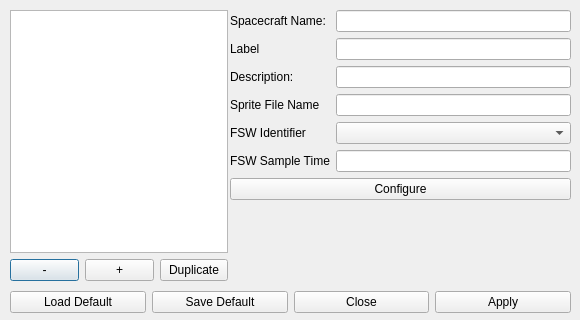
Above: dsm_gui/spc_menu.ui from pavelgalchenko/dsm_gui before the change. Below: the same form after it.
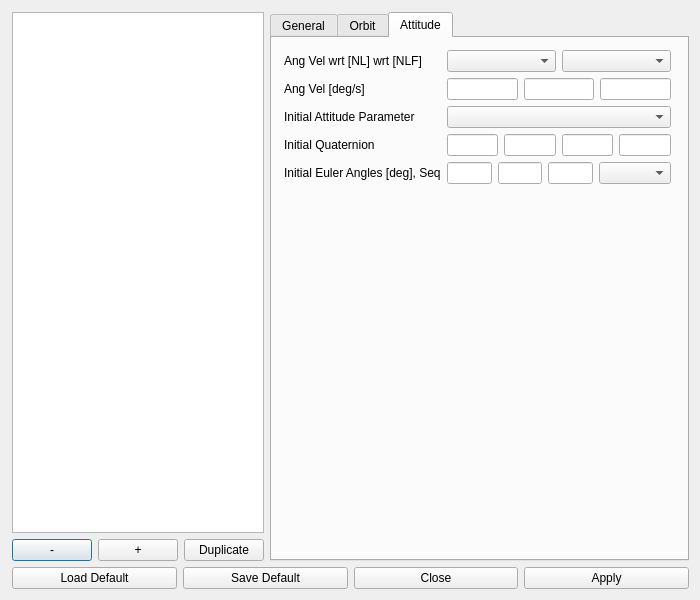
That is the form after the change. The open tabs and pages were chosen to show the change.

Commit message: Rewrote SPC_Menu to fit new data handling algorithm - add/remove/apply working as expected, duplicate/load/save not tested. Added "quick settings" to SPC_Menu. Should we add the general settings to the submenu (I think we should)? Minor bug fixes.

```diff
--- a/dsm_gui/spc_menu.ui
+++ b/dsm_gui/spc_menu.ui
@@ -6,26 +6,26 @@
    <rect>
     <x>0</x>
     <y>0</y>
-    <width>580</width>
-    <height>320</height>
+    <width>700</width>
+    <height>600</height>
    </rect>
   </property>
   <property name="sizePolicy">
-   <sizepolicy hsizetype="Fixed" vsizetype="Fixed">
+   <sizepolicy hsizetype="Maximum" vsizetype="Maximum">
     <horstretch>0</horstretch>
     <verstretch>0</verstretch>
    </sizepolicy>
   </property>
   <property name="minimumSize">
    <size>
-    <width>580</width>
-    <height>320</height>
+    <width>700</width>
+    <height>600</height>
    </size>
   </property>
   <property name="maximumSize">
    <size>
-    <width>580</width>
-    <height>320</height>
+    <width>700</width>
+    <height>600</height>
    </size>
   </property>
   <property name="windowTitle">
@@ -34,12 +34,28 @@
   <widget class="QWidget" name="verticalLayoutWidget">
    <property name="geometry">
     <rect>
-     <x>10</x>
-     <y>10</y>
-     <width>218</width>
-     <height>271</height>
+     <x>0</x>
+     <y>0</y>
+     <width>701</width>
+     <height>601</height>
     </rect>
    </property>
+   <layout class="QVBoxLayout" name="verticalLayout_3">
+    <property name="leftMargin">
+     <number>12</number>
+    </property>
+    <property name="topMargin">
+     <number>12</number>
+    </property>
+    <property name="rightMargin">
+     <number>12</number>
+    </property>
+    <property name="bottomMargin">
+     <number>12</number>
+    </property>
+    <item>
+     <layout class="QHBoxLayout" name="horizontalLayout_4" stretch="1,3">
+      <item>
    <layout class="QVBoxLayout" name="verticalLayout">
     <item>
      <widget class="QListWidget" name="spc_list"/>
@@ -70,63 +86,38 @@
      </layout>
     </item>
    </layout>
-  </widget>
-  <widget class="QWidget" name="layoutWidget">
-   <property name="geometry">
-    <rect>
-     <x>10</x>
-     <y>280</y>
-     <width>561</width>
-     <height>44</height>
-    </rect>
-   </property>
-   <layout class="QHBoxLayout" name="horizontalLayout_3">
-    <item>
-     <widget class="QPushButton" name="spc_load">
-      <property name="text">
-       <string>Load Default</string>
-      </property>
-     </widget>
     </item>
     <item>
-     <widget class="QPushButton" name="spc_save">
-      <property name="text">
-       <string>Save Default</string>
-      </property>
-     </widget>
-    </item>
-    <item>
-     <widget class="QPushButton" name="spc_close">
-      <property name="text">
-       <string>Close</string>
-      </property>
-      <property name="flat">
-       <bool>false</bool>
-      </property>
-     </widget>
-    </item>
-    <item>
-     <widget class="QPushButton" name="spc_apply">
-      <property name="text">
-       <string>Apply</string>
-      </property>
-     </widget>
-    </item>
-   </layout>
-  </widget>
+       <widget class="QTabWidget" name="quick_tabs">
+        <property name="currentIndex">
+         <number>0</number>
+        </property>
+        <widget class="QWidget" name="general">
+         <attribute name="title">
+          <string>General</string>
+         </attribute>
   <widget class="QWidget" name="verticalLayoutWidget_2">
    <property name="geometry">
     <rect>
-     <x>230</x>
-     <y>10</y>
-     <width>341</width>
-     <height>271</height>
+            <x>0</x>
+            <y>0</y>
+            <width>411</width>
+            <height>501</height>
     </rect>
    </property>
    <layout class="QVBoxLayout" name="verticalLayout_2">
-    <item>
-     <layout class="QHBoxLayout" name="horizontalLayout_2"/>
-    </item>
+           <property name="leftMargin">
+            <number>12</number>
+           </property>
+           <property name="topMargin">
+            <number>12</number>
+           </property>
+           <property name="rightMargin">
+            <number>12</number>
+           </property>
+           <property name="bottomMargin">
+            <number>12</number>
+           </property>
     <item>
      <layout class="QGridLayout" name="gridLayout">
       <item row="3" column="1">
@@ -216,6 +207,288 @@
        </size>
       </property>
      </spacer>
+           </item>
+          </layout>
+         </widget>
+        </widget>
+        <widget class="QWidget" name="orbit">
+         <attribute name="title">
+          <string>Orbit</string>
+         </attribute>
+         <widget class="QWidget" name="gridLayoutWidget_3">
+          <property name="geometry">
+           <rect>
+            <x>0</x>
+            <y>0</y>
+            <width>411</width>
+            <height>501</height>
+           </rect>
+          </property>
+          <layout class="QGridLayout" name="gridLayout_4">
+           <property name="leftMargin">
+            <number>12</number>
+           </property>
+           <property name="topMargin">
+            <number>12</number>
+           </property>
+           <property name="rightMargin">
+            <number>12</number>
+           </property>
+           <property name="bottomMargin">
+            <number>12</number>
+           </property>
+           <item row="4" column="0">
+            <spacer name="verticalSpacer_4">
+             <property name="orientation">
+              <enum>Qt::Vertical</enum>
+             </property>
+             <property name="sizeHint" stdset="0">
+              <size>
+               <width>20</width>
+               <height>40</height>
+              </size>
+             </property>
+            </spacer>
+           </item>
+           <item row="1" column="1">
+            <widget class="QComboBox" name="spc_cur_pos_ref"/>
+           </item>
+           <item row="0" column="0">
+            <widget class="QLabel" name="label_212">
+             <property name="text">
+              <string>Propagation Type:</string>
+             </property>
+            </widget>
+           </item>
+           <item row="2" column="0">
+            <widget class="QLabel" name="label_16">
+             <property name="text">
+              <string>Pos wrt Formation [m], in F</string>
+             </property>
+            </widget>
+           </item>
+           <item row="2" column="1">
+            <layout class="QHBoxLayout" name="horizontalLayout_8">
+             <item>
+              <widget class="QLineEdit" name="spc_cur_xpos_form"/>
+             </item>
+             <item>
+              <widget class="QLineEdit" name="spc_cur_ypos_form"/>
+             </item>
+             <item>
+              <widget class="QLineEdit" name="spc_cur_zpos_form"/>
+             </item>
+            </layout>
+           </item>
+           <item row="3" column="1">
+            <layout class="QHBoxLayout" name="horizontalLayout_9">
+             <item>
+              <widget class="QLineEdit" name="spc_cur_xvel_form"/>
+             </item>
+             <item>
+              <widget class="QLineEdit" name="spc_cur_yvel_form"/>
+             </item>
+             <item>
+              <widget class="QLineEdit" name="spc_cur_zvel_form"/>
+             </item>
+            </layout>
+           </item>
+           <item row="0" column="1">
+            <widget class="QComboBox" name="spc_cur_orb_type"/>
+           </item>
+           <item row="1" column="0">
+            <widget class="QLabel" name="label_15">
+             <property name="text">
+              <string>Pos of CM or ORIGIN, wrt F</string>
+             </property>
+            </widget>
+           </item>
+           <item row="3" column="0">
+            <widget class="QLabel" name="label_17">
+             <property name="text">
+              <string>Vel wrt Formation [m/s], in F</string>
+             </property>
+            </widget>
+           </item>
+          </layout>
+         </widget>
+        </widget>
+        <widget class="QWidget" name="attitude">
+         <attribute name="title">
+          <string>Attitude</string>
+         </attribute>
+         <widget class="QWidget" name="gridLayoutWidget_13">
+          <property name="geometry">
+           <rect>
+            <x>0</x>
+            <y>0</y>
+            <width>411</width>
+            <height>511</height>
+           </rect>
+          </property>
+          <layout class="QGridLayout" name="gridLayout_15">
+           <property name="leftMargin">
+            <number>12</number>
+           </property>
+           <property name="topMargin">
+            <number>12</number>
+           </property>
+           <property name="rightMargin">
+            <number>12</number>
+           </property>
+           <property name="bottomMargin">
+            <number>12</number>
+           </property>
+           <property name="spacing">
+            <number>-1</number>
+           </property>
+           <item row="2" column="0">
+            <widget class="QLabel" name="label_125">
+             <property name="text">
+              <string>Initial Attitude Parameter</string>
+             </property>
+            </widget>
+           </item>
+           <item row="0" column="1">
+            <layout class="QHBoxLayout" name="horizontalLayout_61">
+             <item>
+              <widget class="QComboBox" name="spc_cur_angvel_frame1"/>
+             </item>
+             <item>
+              <widget class="QComboBox" name="spc_cur_angvel_frame2"/>
+             </item>
+            </layout>
+           </item>
+           <item row="3" column="0">
+            <widget class="QLabel" name="label_122">
+             <property name="text">
+              <string>Initial Quaternion</string>
+             </property>
+            </widget>
+           </item>
+           <item row="0" column="0">
+            <widget class="QLabel" name="label_124">
+             <property name="text">
+              <string>Ang Vel wrt [NL] wrt [NLF]</string>
+             </property>
+            </widget>
+           </item>
+           <item row="2" column="1">
+            <widget class="QComboBox" name="spc_cur_att_param"/>
+           </item>
+           <item row="1" column="1">
+            <layout class="QHBoxLayout" name="horizontalLayout_62">
+             <item>
+              <widget class="QLineEdit" name="spc_cur_angvel_1"/>
+             </item>
+             <item>
+              <widget class="QLineEdit" name="spc_cur_angvel_2"/>
+             </item>
+             <item>
+              <widget class="QLineEdit" name="spc_cur_angvel_3"/>
+             </item>
+            </layout>
+           </item>
+           <item row="1" column="0">
+            <widget class="QLabel" name="label_118">
+             <property name="text">
+              <string>Ang Vel [deg/s]</string>
+             </property>
+            </widget>
+           </item>
+           <item row="4" column="0">
+            <widget class="QLabel" name="label_121">
+             <property name="text">
+              <string>Initial Euler Angles [deg], Seq</string>
+             </property>
+            </widget>
+           </item>
+           <item row="4" column="1">
+            <layout class="QHBoxLayout" name="horizontalLayout_58">
+             <item>
+              <widget class="QLineEdit" name="spc_cur_initeul_1"/>
+             </item>
+             <item>
+              <widget class="QLineEdit" name="spc_cur_initeul_2"/>
+             </item>
+             <item>
+              <widget class="QLineEdit" name="spc_cur_initeul_3"/>
+             </item>
+             <item>
+              <widget class="QComboBox" name="spc_cur_initeul_seq"/>
+             </item>
+            </layout>
+           </item>
+           <item row="3" column="1">
+            <layout class="QHBoxLayout" name="horizontalLayout_60">
+             <item>
+              <widget class="QLineEdit" name="spc_cur_q1"/>
+             </item>
+             <item>
+              <widget class="QLineEdit" name="spc_cur_q2"/>
+             </item>
+             <item>
+              <widget class="QLineEdit" name="spc_cur_q3"/>
+             </item>
+             <item>
+              <widget class="QLineEdit" name="spc_cur_q4"/>
+             </item>
+            </layout>
+           </item>
+           <item row="5" column="0">
+            <spacer name="verticalSpacer_14">
+             <property name="orientation">
+              <enum>Qt::Vertical</enum>
+             </property>
+             <property name="sizeHint" stdset="0">
+              <size>
+               <width>20</width>
+               <height>40</height>
+              </size>
+             </property>
+            </spacer>
+           </item>
+          </layout>
+         </widget>
+        </widget>
+       </widget>
+      </item>
+     </layout>
+    </item>
+    <item>
+     <layout class="QHBoxLayout" name="horizontalLayout_3">
+      <item>
+       <widget class="QPushButton" name="spc_load">
+        <property name="text">
+         <string>Load Default</string>
+        </property>
+       </widget>
+      </item>
+      <item>
+       <widget class="QPushButton" name="spc_save">
+        <property name="text">
+         <string>Save Default</string>
+        </property>
+       </widget>
+      </item>
+      <item>
+       <widget class="QPushButton" name="spc_close">
+        <property name="text">
+         <string>Close</string>
+        </property>
+        <property name="flat">
+         <bool>false</bool>
+        </property>
+       </widget>
+      </item>
+      <item>
+       <widget class="QPushButton" name="spc_apply">
+        <property name="text">
+         <string>Apply</string>
+        </property>
+       </widget>
+      </item>
+     </layout>
     </item>
    </layout>
   </widget>
```
Left out of the diff: 70 changed lines with no effect on the pictures. Lines whose indentation alone changed are shown as unchanged. The commit also changes 3 other files.
